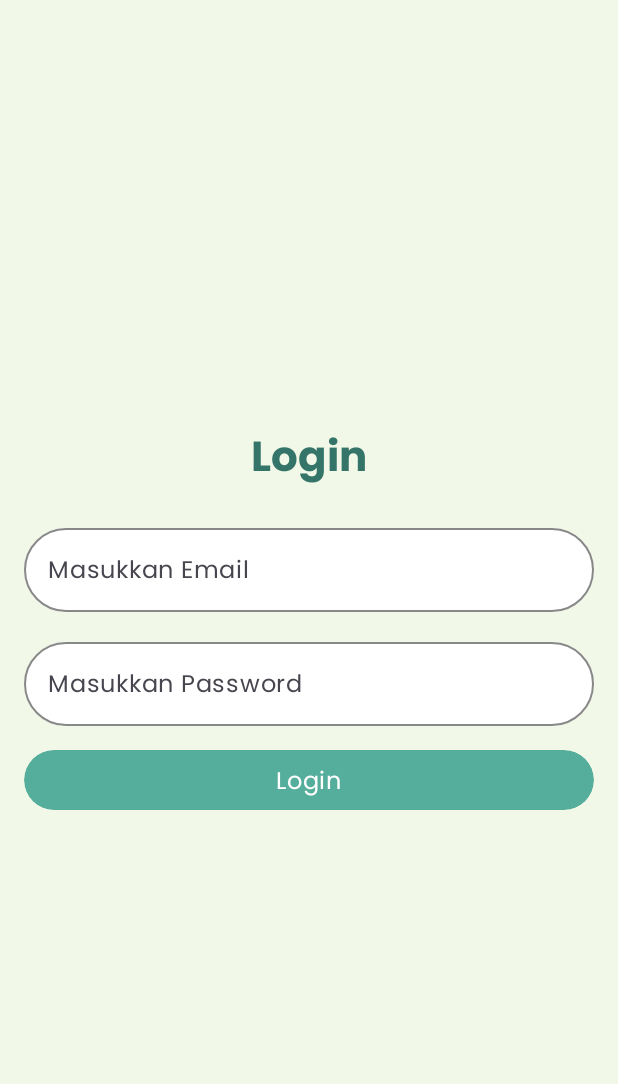
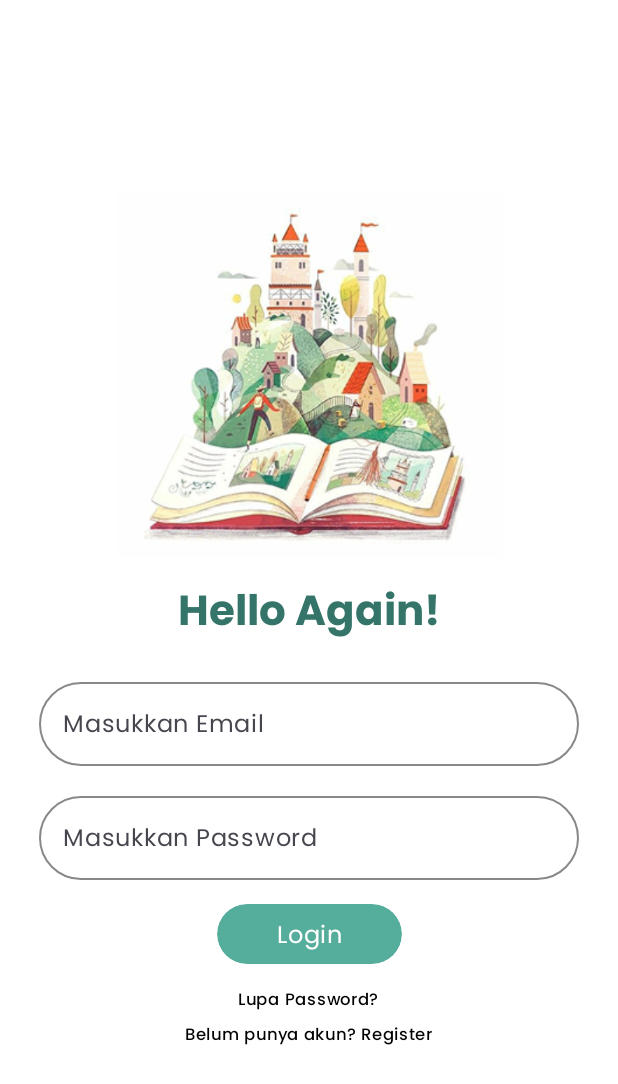
Before and after one commit to elsasinaga/Proyek4_BiblioBit, an Android app built with Jetpack Compose: the screen it shows after launch (MainActivity), on a phone screen of 412 x 824 dp. Shown: the top 1084 px of the screen. Run offline under Robolectric (Android 15) with nearby library versions, the phone set to English and light mode, and no system bars; our stand-ins replace Dagger/Hilt's generated code, Firebase (no records; nobody signed in at launch, a user with empty details on screens opened directly).

Commit message:
perbaikan login ui

```diff
--- a/app/src/main/java/com/example/bibliobit/ui/login/LoginScreen.kt
+++ b/app/src/main/java/com/example/bibliobit/ui/login/LoginScreen.kt
@@ -7,13 +7,17 @@ import androidx.compose.material3.*
 import androidx.compose.runtime.Composable
 import androidx.compose.ui.Alignment
 import androidx.compose.ui.Modifier
+import androidx.compose.ui.graphics.Color
 import androidx.compose.ui.input.pointer.pointerInput
 import androidx.compose.ui.platform.LocalFocusManager
+import androidx.compose.ui.res.painterResource
 import androidx.compose.ui.text.input.PasswordVisualTransformation
 import androidx.compose.ui.unit.dp
 import androidx.hilt.navigation.compose.hiltViewModel
+import com.example.bibliobit.R
 import com.example.bibliobit.ui.components.Button1
 import com.example.bibliobit.ui.components.Label
+import androidx.compose.foundation.Image
 
 @Composable
 fun LoginScreen(
@@ -29,8 +33,8 @@ fun LoginScreen(
     Column(
         modifier = Modifier
             .fillMaxSize()
-            .padding(16.dp)
-            .background(MaterialTheme.colorScheme.background)
+//            .padding(16.dp)
+            .background(Color.White)
             .pointerInput(Unit) {
                 detectTapGestures(onTap = {
                     focusManager.clearFocus() // Hilangkan fokus saat area kosong ditekan
@@ -39,8 +43,15 @@ fun LoginScreen(
         verticalArrangement = Arrangement.Center,
         horizontalAlignment = Alignment.CenterHorizontally
     ) {
+        Image(
+            painter = painterResource(id = R.drawable.buat_login),
+            contentDescription = "Login Illustration",
+            modifier = Modifier
+                .size(260.dp) // Atur ukuran gambar (sesuaikan sesuai kebutuhan)
+                .padding(bottom = 16.dp) // Jarak antara gambar dan teks
+        )
         Text(
-            text = "Login",
+            text = "Hello Again!",
             style = MaterialTheme.typography.titleLarge,
             color = MaterialTheme.colorScheme.onBackground
         )
@@ -51,6 +62,7 @@ fun LoginScreen(
             value = email,
             onValueChange = { viewModel.onEmailChange(it) },
             modifier = Modifier.fillMaxWidth()
+                .padding(horizontal = 26.dp)
         )
         Spacer(modifier = Modifier.height(16.dp))
 
@@ -60,12 +72,13 @@ fun LoginScreen(
             onValueChange = { viewModel.onPasswordChange(it) },
             visualTransformation = PasswordVisualTransformation(),
             modifier = Modifier.fillMaxWidth()
+                .padding(horizontal = 26.dp)
         )
         Spacer(modifier = Modifier.height(16.dp))
 
         Button1(
             onClick = { viewModel.login(onLoginSuccess) },
-            modifier = Modifier.fillMaxWidth(),
+            modifier = Modifier.fillMaxWidth(0.3f),
             enabled = !isLoading
         ) {
             if (isLoading) {
@@ -78,6 +91,19 @@ fun LoginScreen(
             }
         }
 
+        // Tambahkan teks "Lupa Password"
+        Spacer(modifier = Modifier.height(16.dp))
+        Text(
+            text = "Lupa Password?",
+            style = MaterialTheme.typography.labelSmall
+        )
+
+        // Tambahkan teks "Register"
+        Spacer(modifier = Modifier.height(8.dp))
+        Text(
+            text = "Belum punya akun? Register",
+            style = MaterialTheme.typography.labelSmall )
+
         if (errorMessage != null) {
             Spacer(modifier = Modifier.height(16.dp))
             Text(
```
Also changed, not shown: app/src/main/res/drawable/buat_login.png (added).
